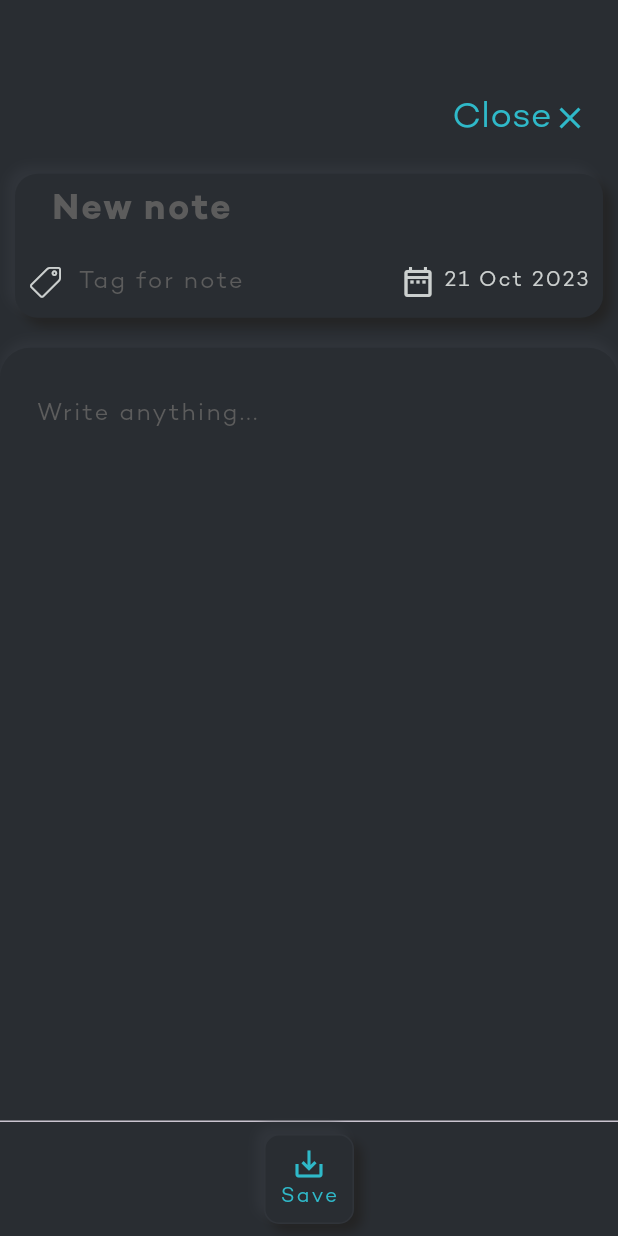
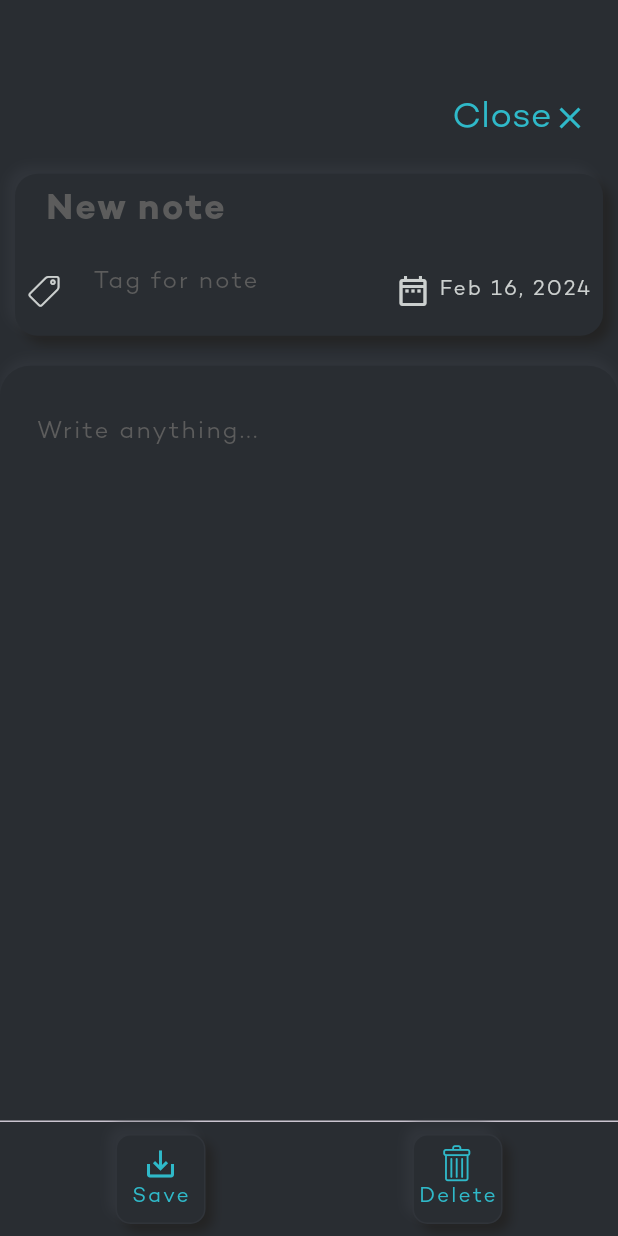
Before and after one commit to Fu11Focus/my_planning_app, a Flutter app: the CreateNotePage screen opened by its route, on a phone screen of 412 x 824 dp. Run offline on Flutter 3.47's test engine with Material 3 defaults, Android fonts, the phone set to English and light mode, and no system bars; our stand-ins replace flutter_slidable.

Commit message:
can remove note

```diff
--- a/lib/data/all_notes.dart
+++ b/lib/data/all_notes.dart
@@ -3,12 +3,14 @@ import 'package:flutter/widgets.dart';
 class AllNotes extends ChangeNotifier {
   List allNotes = [
     {
+      'key': 0,
       'title': 'Новая заметка',
       'desc': 'Something text. bla-bla-bla',
       'date': '21 Oct 2023',
       'tag': 'hobby'
     },
     {
+      'key': 1,
       'title': 'Привычки',
       'desc': 'бег, йога, вода, бросить курить',
       'date': '20 Feb 2024',
--- a/lib/pages/creates_note_page.dart
+++ b/lib/pages/creates_note_page.dart
@@ -4,6 +4,7 @@ import 'package:flutter_tests/my_icons_icons.dart';
 import 'package:flutter_tests/util/color_palette.dart';
 import 'package:flutter_tests/widgets/neomorphism_button.dart';
 import 'package:provider/provider.dart';
+import 'package:intl/intl.dart';
 
 class CreateNotePage extends StatefulWidget {
   const CreateNotePage({super.key});
@@ -36,9 +37,64 @@ class _CreateNotePageState extends State<CreateNotePage> {
     });
   }
 
+  bool titleIs = true, tagIs = true, firstSave = true;
   @override
   Widget build(BuildContext context) {
-    var addNote = Provider.of<AllNotes>(context).addNote;
+    final dateOfCreation = DateFormat.yMMMd().format(DateTime.now());
+    note['date'] = dateOfCreation;
+    void addNote(data) {
+      if (firstSave) {
+        !firstSave;
+        setState(() {
+          titleIs = note['title'] != '';
+          tagIs = note['tag'] != '';
+        });
+      }
+      if (titleIs && tagIs) {
+        Provider.of<AllNotes>(context, listen: false).addNote(data);
+        Future.delayed(
+            const Duration(milliseconds: 1000),
+            () => showDialog(
+                  context: context,
+                  barrierDismissible:
+                      false, // Диалоговое окно не закроется при касании вне его
+                  barrierColor: Colors.transparent,
+                  builder: (BuildContext context) {
+                    Future.delayed(const Duration(seconds: 2), () {
+                      Navigator.of(context)
+                          .pop(true); // Закрыть диалоговое окно через 2 секунды
+                    });
+
+                    return Center(
+                      child: AnimatedContainer(
+                        duration: const Duration(seconds: 2),
+                        padding: const EdgeInsets.all(20),
+                        decoration: BoxDecoration(
+                          color: shadowDark, // Цвет фона
+                          borderRadius: BorderRadius.circular(10), // Форма
+                        ),
+                        child: const Text(
+                          'Saved!',
+                          style: TextStyle(
+                            color: txt,
+                            fontSize: 18,
+                            fontWeight: FontWeight.normal,
+                            letterSpacing: 1.5,
+                            decoration: TextDecoration.none,
+                          ),
+                        ),
+                      ),
+                    );
+                  },
+                ));
+      } else {
+        setState(() {
+          titleIs = note['title'] != '';
+          tagIs = note['tag'] != '';
+        });
+      }
+    }
+
     return Scaffold(
       body: Column(
         children: [
@@ -88,14 +144,31 @@ class _CreateNotePageState extends State<CreateNotePage> {
                 ],
                 borderRadius: BorderRadius.all(Radius.circular(15))),
             child: Column(children: [
-              TextField(
-                onChanged: (value) => changedTitle(value),
-                style: const TextStyle(
-                    color: txt,
-                    fontSize: 24,
-                    fontWeight: FontWeight.bold,
-                    letterSpacing: 1.5),
-                decoration: const InputDecoration(hintText: 'New note'),
+              //input for title
+              Padding(
+                padding: const EdgeInsets.symmetric(horizontal: 20),
+                child: TextField(
+                  onChanged: (value) => {
+                    changedTitle(value),
+                    setState(() {
+                      titleIs = value.isNotEmpty;
+                    })
+                  },
+                  style: const TextStyle(
+                      color: txt,
+                      fontSize: 24,
+                      fontWeight: FontWeight.bold,
+                      letterSpacing: 1.5),
+                  decoration: InputDecoration(
+                      contentPadding: const EdgeInsets.all(0),
+                      focusedBorder: UnderlineInputBorder(
+                          borderSide: BorderSide(
+                              color: titleIs ? bg : Colors.red, width: 1)),
+                      enabledBorder: UnderlineInputBorder(
+                          borderSide: BorderSide(
+                              color: titleIs ? bg : Colors.red, width: 1)),
+                      hintText: 'New note'),
+                ),
               ),
               Row(
                 mainAxisAlignment: MainAxisAlignment.spaceAround,
@@ -107,22 +180,38 @@ class _CreateNotePageState extends State<CreateNotePage> {
                         MyIcons.tag_2,
                         color: txt,
                       ),
-                      SizedBox(
+                      Container(
                         width: MediaQuery.of(context).size.width * 0.5,
+                        height: 60,
+                        padding: const EdgeInsets.symmetric(
+                            horizontal: 20, vertical: 0),
                         child: TextField(
-                          onChanged: (value) => changedTag(value),
+                          onChanged: (value) => {
+                            changedTag(value),
+                            setState(() {
+                              tagIs = value.isNotEmpty;
+                            })
+                          },
                           style:
                               const TextStyle(color: txt, letterSpacing: 1.5),
-                          decoration: const InputDecoration(
+                          decoration: InputDecoration(
+                              focusedBorder: UnderlineInputBorder(
+                                  borderSide: BorderSide(
+                                      color: tagIs ? bg : Colors.red,
+                                      width: 1)),
+                              enabledBorder: UnderlineInputBorder(
+                                  borderSide: BorderSide(
+                                      color: tagIs ? bg : Colors.red,
+                                      width: 1)),
                               hintText: 'Tag for note',
-                              contentPadding: EdgeInsets.all(5)),
+                              contentPadding: const EdgeInsets.all(0)),
                         ),
                       ),
                     ],
                   ),
-                  const Row(
+                  Row(
                     children: [
-                      Padding(
+                      const Padding(
                         padding: EdgeInsets.only(right: 5.0),
                         child: Icon(
                           Icons.date_range_outlined,
@@ -130,8 +219,8 @@ class _CreateNotePageState extends State<CreateNotePage> {
                         ),
                       ),
                       Text(
-                        '21 Oct 2023',
-                        style: TextStyle(color: txt, letterSpacing: 1.5),
+                        dateOfCreation,
+                        style: const TextStyle(color: txt, letterSpacing: 1.5),
                       ),
                     ],
                   )
@@ -153,7 +242,9 @@ class _CreateNotePageState extends State<CreateNotePage> {
                     topRight: Radius.circular(20)),
               ),
               child: TextField(
-                onChanged: (value) => changedDesc(value),
+                onChanged: (value) => {
+                  changedDesc(value),
+                },
                 style: const TextStyle(color: txt, letterSpacing: 1.5),
                 maxLines: null,
                 decoration:
@@ -187,6 +278,23 @@ class _CreateNotePageState extends State<CreateNotePage> {
                   ]),
             ),
             //delete button
+            NeomorphismButton(
+              height: 60,
+              width: 60,
+              action: () => {},
+              child: const Column(
+                  mainAxisAlignment: MainAxisAlignment.center,
+                  children: [
+                    Icon(
+                      MyIcons.trash,
+                      color: brand,
+                    ),
+                    Text(
+                      'Delete',
+                      style: TextStyle(color: brand, letterSpacing: 1.5),
+                    )
+                  ]),
+            ),
           ],
         )
       ],
--- a/lib/widgets/note_card.dart
+++ b/lib/widgets/note_card.dart
@@ -23,7 +23,7 @@ class NoteCard extends StatelessWidget {
     return Container(
       height: 135,
       padding: const EdgeInsets.all(20),
-      margin: const EdgeInsets.symmetric(vertical: 10, horizontal: 20),
+      // margin: const EdgeInsets.symmetric(vertical: 10, horizontal: 20),
       decoration: BoxDecoration(
           color: bg,
           border: Border.all(
--- a/pubspec.yaml
+++ b/pubspec.yaml
@@ -30,12 +30,13 @@ environment:
 dependencies:
   flutter:
     sdk: flutter
-
+  intl: ^0.17.0
 
   # The following adds the Cupertino Icons font to your application.
   # Use with the CupertinoIcons class for iOS style icons.
   cupertino_icons: ^1.0.2
   provider: ^6.1.1
+  flutter_slidable: ^3.0.1
 dev_dependencies:
   flutter_test:
     sdk: flutter
```
Also changed, not shown: lib/pages/notes_page.dart (+27 -5 lines), notes_for_project.txt (+9 -5 lines), pubspec.lock.
